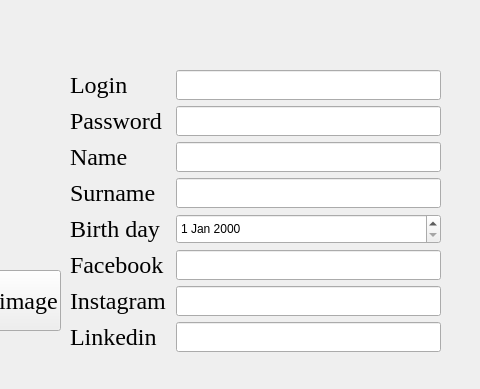
Above: reg_w.ui from pidhurska/Kursova before the change; both pictures show x 120 to 600 and y 0 to 389 of the 600 by 750 pixel window. Below: the same form after it.
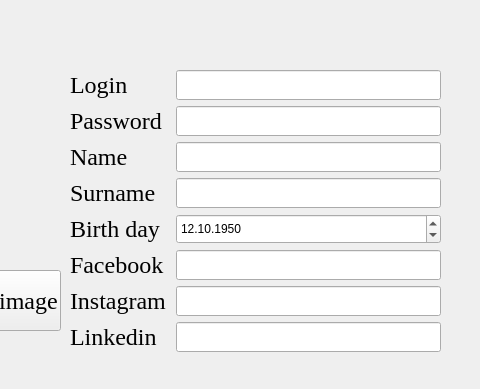
That is the form after the change. Icons and pictures are not drawn.

Commit message: registration form part 1

Diff of the .ui file:
```diff
--- a/reg_w.ui
+++ b/reg_w.ui
@@ -273,6 +273,19 @@
          <height>30</height>
         </size>
        </property>
+       <property name="contextMenuPolicy">
+        <enum>Qt::DefaultContextMenu</enum>
+       </property>
+       <property name="displayFormat">
+        <string>dd.MM.yyyy</string>
+       </property>
+       <property name="date">
+        <date>
+         <year>1950</year>
+         <month>10</month>
+         <day>12</day>
+        </date>
+       </property>
       </widget>
      </item>
      <item row="5" column="0">
```
Left out of the diff: 21 changed lines with no effect on the pictures. The commit also changes 3 other files.
